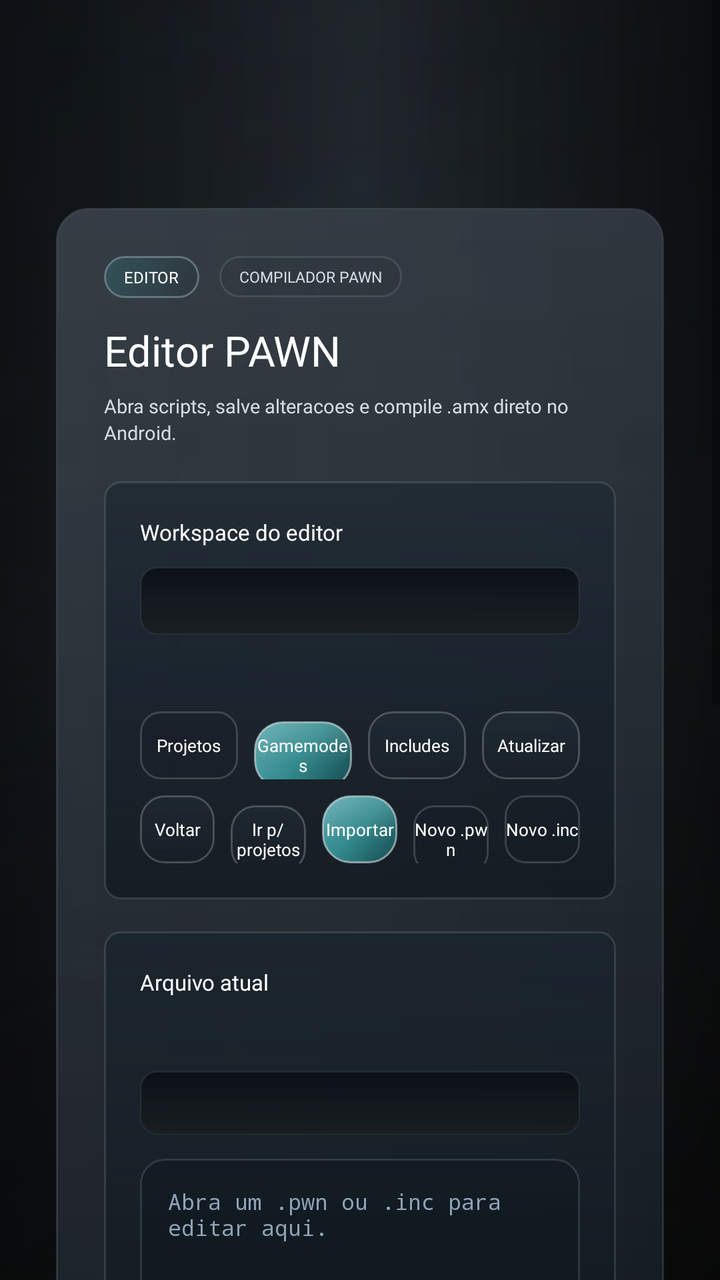
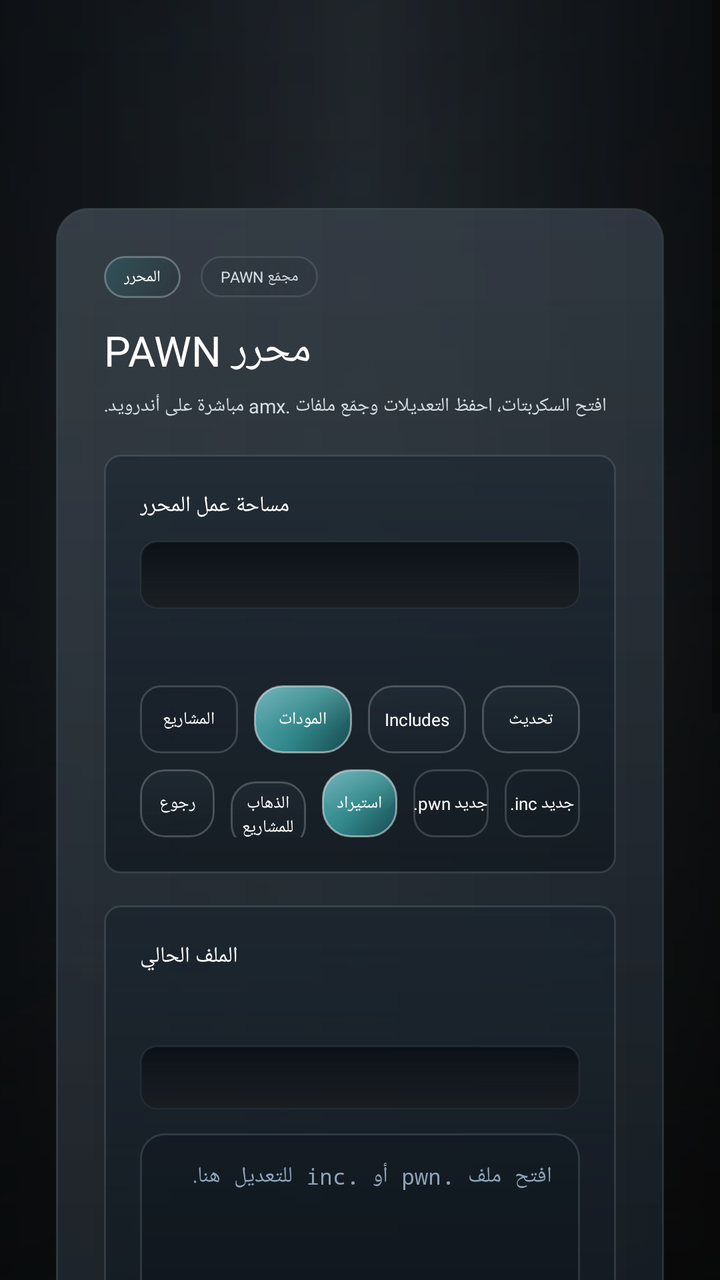

Compare the two renders of this Android layout. The source of the first and the diff that turns it into the second are given below.
<!-- AndroidManifest.xml: application theme Theme.AppCompat.Light.NoActionBar.FullScreen -->
<!-- res/layout/fragment_editor.xml -->
<?xml version="1.0" encoding="utf-8"?>
<FrameLayout xmlns:android="http://schemas.android.com/apk/res/android"
    android:layout_width="match_parent"
    android:layout_height="match_parent">

    <View
        android:layout_width="match_parent"
        android:layout_height="match_parent"
        android:background="@drawable/home_overlay" />

    <ScrollView
        android:layout_width="match_parent"
        android:layout_height="match_parent"
        android:fillViewport="true">

        <LinearLayout
            android:layout_width="match_parent"
            android:layout_height="wrap_content"
            android:gravity="center_horizontal"
            android:orientation="vertical"
            android:paddingStart="28dp"
            android:paddingTop="104dp"
            android:paddingEnd="28dp"
            android:paddingBottom="20dp">

            <LinearLayout
                android:layout_width="match_parent"
                android:layout_height="wrap_content"
                android:background="@drawable/home_panel_surface"
                android:orientation="vertical"
                android:padding="24dp">

                <LinearLayout
                    android:layout_width="match_parent"
                    android:layout_height="wrap_content"
                    android:gravity="center_vertical"
                    android:orientation="horizontal">

                    <TextView
                        android:layout_width="wrap_content"
                        android:layout_height="wrap_content"
                        android:background="@drawable/home_news_badge"
                        android:fontFamily="@font/montserrat_bold"
                        android:paddingStart="10dp"
                        android:paddingTop="5dp"
                        android:paddingEnd="10dp"
                        android:paddingBottom="5dp"
                        android:text="Editor"
                        android:textAllCaps="true"
                        android:textColor="@android:color/white"
                        android:textSize="8sp" />

                    <TextView
                        android:layout_width="wrap_content"
                        android:layout_height="wrap_content"
                        android:layout_marginStart="10dp"
                        android:background="@drawable/launcher_badge_outline"
                        android:fontFamily="@font/montserrat_bold"
                        android:paddingStart="10dp"
                        android:paddingTop="5dp"
                        android:paddingEnd="10dp"
                        android:paddingBottom="5dp"
                        android:text="COMPILADOR PAWN"
                        android:textAllCaps="true"
                        android:textColor="@color/launcher_text_secondary"
                        android:textSize="7.5sp" />
                </LinearLayout>

                <TextView
                    android:layout_width="wrap_content"
                    android:layout_height="wrap_content"
                    android:layout_marginTop="12dp"
                    android:fontFamily="@font/montserrat_black"
                    android:text="Editor PAWN"
                    android:textColor="@android:color/white"
                    android:textSize="21sp" />

                <TextView
                    android:layout_width="wrap_content"
                    android:layout_height="wrap_content"
                    android:layout_marginTop="7dp"
                    android:maxWidth="760dp"
                    android:fontFamily="@font/montserrat_medium"
                    android:lineSpacingExtra="2dp"
                    android:text="Abra scripts, salve alteracoes e compile .amx direto no Android."
                    android:textColor="@color/launcher_text_secondary"
                    android:textSize="9.5sp" />

                <LinearLayout
                    android:layout_width="match_parent"
                    android:layout_height="wrap_content"
                    android:layout_marginTop="18dp"
                    android:background="@drawable/home_server_card_surface"
                    android:orientation="vertical"
                    android:padding="18dp">

                    <TextView
                        android:layout_width="wrap_content"
                        android:layout_height="wrap_content"
                        android:fontFamily="@font/montserrat_bold"
                        android:text="Workspace do editor"
                        android:textColor="@android:color/white"
                        android:textSize="11sp" />

                    <TextView
                        android:id="@+id/editor_compiler_summary"
                        android:layout_width="match_parent"
                        android:layout_height="wrap_content"
                        android:layout_marginTop="10dp"
                        android:background="@drawable/launcher_console_surface"
                        android:fontFamily="monospace"
                        android:paddingStart="12dp"
                        android:paddingTop="11dp"
                        android:paddingEnd="12dp"
                        android:paddingBottom="11dp"
                        android:textColor="#D8E2EC"
                        android:textSize="8.5sp" />

                    <TextView
                        android:id="@+id/editor_current_path"
                        android:layout_width="match_parent"
                        android:layout_height="wrap_content"
                        android:layout_marginTop="12dp"
                        android:fontFamily="@font/montserrat_medium"
                        android:textColor="@color/launcher_text_secondary"
                        android:textSize="9sp" />

                    <LinearLayout
                        android:layout_width="match_parent"
                        android:layout_height="wrap_content"
                        android:layout_marginTop="14dp"
                        android:orientation="horizontal">

                        <TextView
                            android:id="@+id/button_editor_projects"
                            android:layout_width="0dp"
                            android:layout_height="34dp"
                            android:layout_weight="1"
                            android:background="@drawable/home_action_text_button"
                            android:fontFamily="@font/montserrat_bold"
                            android:gravity="center"
                            android:text="Projetos"
                            android:textColor="@android:color/white"
                            android:textSize="8.5sp" />

                        <TextView
                            android:id="@+id/button_editor_gamemodes"
                            android:layout_width="0dp"
                            android:layout_height="34dp"
                            android:layout_marginStart="8dp"
                            android:layout_weight="1"
                            android:background="@drawable/home_server_select_button"
                            android:fontFamily="@font/montserrat_bold"
                            android:gravity="center"
                            android:text="Gamemodes"
                            android:textColor="@android:color/white"
                            android:textSize="8.5sp" />

                        <TextView
                            android:id="@+id/button_editor_includes"
                            android:layout_width="0dp"
                            android:layout_height="34dp"
                            android:layout_marginStart="8dp"
                            android:layout_weight="1"
                            android:background="@drawable/home_action_secondary"
                            android:fontFamily="@font/montserrat_bold"
                            android:gravity="center"
                            android:text="Includes"
                            android:textColor="@android:color/white"
                            android:textSize="8.5sp" />

                        <TextView
                            android:id="@+id/button_editor_refresh"
                            android:layout_width="0dp"
                            android:layout_height="34dp"
                            android:layout_marginStart="8dp"
                            android:layout_weight="1"
                            android:background="@drawable/home_action_secondary"
                            android:fontFamily="@font/montserrat_bold"
                            android:gravity="center"
                            android:text="Atualizar"
                            android:textColor="@android:color/white"
                            android:textSize="8.5sp" />
                    </LinearLayout>

                    <LinearLayout
                        android:layout_width="match_parent"
                        android:layout_height="wrap_content"
                        android:layout_marginTop="8dp"
                        android:orientation="horizontal">

                        <TextView
                            android:id="@+id/button_editor_back"
                            android:layout_width="0dp"
                            android:layout_height="34dp"
                            android:layout_weight="1"
                            android:background="@drawable/home_action_secondary"
                            android:fontFamily="@font/montserrat_bold"
                            android:gravity="center"
                            android:text="Voltar"
                            android:textColor="@android:color/white"
                            android:textSize="8.5sp" />

                        <TextView
                            android:id="@+id/button_editor_root"
                            android:layout_width="0dp"
                            android:layout_height="34dp"
                            android:layout_marginStart="8dp"
                            android:layout_weight="1"
                            android:background="@drawable/home_action_secondary"
                            android:fontFamily="@font/montserrat_bold"
                            android:gravity="center"
                            android:text="Ir p/ projetos"
                            android:textColor="@android:color/white"
                            android:textSize="8.5sp" />

                        <TextView
                            android:id="@+id/button_editor_import"
                            android:layout_width="0dp"
                            android:layout_height="34dp"
                            android:layout_marginStart="8dp"
                            android:layout_weight="1"
                            android:background="@drawable/home_server_select_button"
                            android:fontFamily="@font/montserrat_bold"
                            android:gravity="center"
                            android:text="Importar"
                            android:textColor="@android:color/white"
                            android:textSize="8.5sp" />

                        <TextView
                            android:id="@+id/button_editor_new_script"
                            android:layout_width="0dp"
                            android:layout_height="34dp"
                            android:layout_marginStart="8dp"
                            android:layout_weight="1"
                            android:background="@drawable/home_action_text_button"
                            android:fontFamily="@font/montserrat_bold"
                            android:gravity="center"
                            android:text="Novo .pwn"
                            android:textColor="@android:color/white"
                            android:textSize="8.5sp" />

                        <TextView
                            android:id="@+id/button_editor_new_include"
                            android:layout_width="0dp"
                            android:layout_height="34dp"
                            android:layout_marginStart="8dp"
                            android:layout_weight="1"
                            android:background="@drawable/home_action_text_button"
                            android:fontFamily="@font/montserrat_bold"
                            android:gravity="center"
                            android:text="Novo .inc"
                            android:textColor="@android:color/white"
                            android:textSize="8.5sp" />
                    </LinearLayout>
                </LinearLayout>

                <LinearLayout
                    android:layout_width="match_parent"
                    android:layout_height="wrap_content"
                    android:layout_marginTop="16dp"
                    android:background="@drawable/home_server_option_default"
                    android:orientation="vertical"
                    android:padding="18dp">

                    <TextView
                        android:layout_width="wrap_content"
                        android:layout_height="wrap_content"
                        android:fontFamily="@font/montserrat_bold"
                        android:text="Arquivo atual"
                        android:textColor="@android:color/white"
                        android:textSize="11sp" />

                    <TextView
                        android:id="@+id/editor_current_file_name"
                        android:layout_width="match_parent"
                        android:layout_height="wrap_content"
                        android:layout_marginTop="10dp"
                        android:fontFamily="@font/montserrat_bold"
                        android:textColor="@android:color/white"
                        android:textSize="14sp" />

                    <TextView
                        android:id="@+id/editor_current_file_path"
                        android:layout_width="match_parent"
                        android:layout_height="wrap_content"
                        android:layout_marginTop="8dp"
                        android:background="@drawable/launcher_console_surface"
                        android:fontFamily="monospace"
                        android:paddingStart="12dp"
                        android:paddingTop="10dp"
                        android:paddingEnd="12dp"
                        android:paddingBottom="10dp"
                        android:textColor="#D8E2EC"
                        android:textSize="8.5sp" />

                    <EditText
                        android:id="@+id/editor_input"
                        android:layout_width="match_parent"
                        android:layout_height="260dp"
                        android:layout_marginTop="12dp"
                        android:background="@drawable/launcher_field_surface_dark"
                        android:fontFamily="monospace"
                        android:gravity="top|start"
                        android:hint="Abra um .pwn ou .inc para editar aqui."
                        android:inputType="textMultiLine|textCapSentences|textNoSuggestions"
                        android:overScrollMode="ifContentScrolls"
                        android:padding="14dp"
                        android:scrollHorizontally="true"
                        android:textColor="@android:color/white"
                        android:textColorHint="#8EA3B8"
                        android:textSize="11sp" />

                    <LinearLayout
                        android:layout_width="match_parent"
                        android:layout_height="wrap_content"
                        android:layout_marginTop="12dp"
                        android:orientation="horizontal">

                        <TextView
                            android:id="@+id/button_editor_save"
                            android:layout_width="0dp"
                            android:layout_height="36dp"
                            android:layout_weight="1"
                            android:background="@drawable/home_action_text_button"
                            android:fontFamily="@font/montserrat_bold"
                            android:gravity="center"
                            android:text="Salvar"
                            android:textColor="@android:color/white"
                            android:textSize="8.8sp" />

                        <TextView
                            android:id="@+id/button_editor_compile"
                            android:layout_width="0dp"
                            android:layout_height="36dp"
                            android:layout_marginStart="8dp"
                            android:layout_weight="1"
                            android:background="@drawable/home_server_select_button"
                            android:fontFamily="@font/montserrat_bold"
                            android:gravity="center"
                            android:text="Compilar .pwn"
                            android:textColor="@android:color/white"
                            android:textSize="8.8sp" />
                    </LinearLayout>
                </LinearLayout>

                <LinearLayout
                    android:layout_width="match_parent"
                    android:layout_height="wrap_content"
                    android:layout_marginTop="16dp"
                    android:background="@drawable/home_server_card_surface"
                    android:orientation="vertical"
                    android:padding="18dp">

                    <TextView
                        android:layout_width="wrap_content"
                        android:layout_height="wrap_content"
                        android:fontFamily="@font/montserrat_bold"
                        android:text="Console do compilador"
                        android:textColor="@android:color/white"
                        android:textSize="11sp" />

                    <TextView
                        android:id="@+id/editor_compile_output"
                        android:layout_width="match_parent"
                        android:layout_height="wrap_content"
                        android:layout_marginTop="10dp"
                        android:background="@drawable/launcher_console_surface"
                        android:fontFamily="monospace"
                        android:minHeight="120dp"
                        android:paddingStart="12dp"
                        android:paddingTop="12dp"
                        android:paddingEnd="12dp"
                        android:paddingBottom="12dp"
                        android:text="O resultado da compilacao vai aparecer aqui."
                        android:textColor="#D8E2EC"
                        android:textSize="8.8sp" />
                </LinearLayout>

                <TextView
                    android:id="@+id/editor_empty_state"
                    android:layout_width="match_parent"
                    android:layout_height="wrap_content"
                    android:layout_marginTop="16dp"
                    android:background="@drawable/launcher_console_surface"
                    android:fontFamily="@font/montserrat_medium"
                    android:padding="16dp"
                    android:text="Esta pasta ainda nao tem scripts ou includes visiveis."
                    android:textColor="@color/launcher_text_secondary"
                    android:textSize="10sp"
                    android:visibility="gone" />

                <LinearLayout
                    android:id="@+id/editor_files_list_container"
                    android:layout_width="match_parent"
                    android:layout_height="wrap_content"
                    android:layout_marginTop="16dp"
                    android:orientation="vertical" />
            </LinearLayout>
        </LinearLayout>
    </ScrollView>

</FrameLayout>
<!-- resources referenced by this layout -->
<resources>
  <color name="launcher_text_secondary">#D4DEE4</color>
  <!-- drawable home_action_secondary (drawable) -->
  <?xml version="1.0" encoding="utf-8"?>
  <shape xmlns:android="http://schemas.android.com/apk/res/android"
      android:shape="rectangle">
      <gradient
          android:angle="270"
          android:startColor="#2E344450"
          android:endColor="#151A222A" />
      <corners android:radius="12dp" />
      <stroke
          android:width="1dp"
          android:color="#36FFFFFF" />
  </shape>
  <!-- drawable home_action_text_button (drawable) -->
  <?xml version="1.0" encoding="utf-8"?>
  <shape xmlns:android="http://schemas.android.com/apk/res/android"
      android:shape="rectangle">
      <solid android:color="#140F141A" />
      <corners android:radius="10dp" />
      <stroke
          android:width="1dp"
          android:color="#2AFFFFFF" />
  </shape>
  <!-- drawable home_news_badge (drawable) -->
  <?xml version="1.0" encoding="utf-8"?>
  <shape xmlns:android="http://schemas.android.com/apk/res/android"
      android:shape="rectangle">
      <gradient
          android:angle="315"
          android:startColor="#6C2D6F73"
          android:endColor="#33192325" />
      <corners android:radius="10dp" />
      <stroke
          android:width="1dp"
          android:color="#5DBBD4D5" />
  </shape>
  <!-- drawable home_server_card_surface (drawable) -->
  <?xml version="1.0" encoding="utf-8"?>
  <shape xmlns:android="http://schemas.android.com/apk/res/android"
      android:shape="rectangle">
      <gradient
          android:angle="270"
          android:startColor="@color/launcher_card_top"
          android:centerColor="#C816202A"
          android:endColor="@color/launcher_card_bottom" />
      <corners android:radius="8dp" />
      <stroke
          android:width="1dp"
          android:color="@color/launcher_border_soft" />
  </shape>
  <!-- drawable launcher_badge_outline (drawable) -->
  <?xml version="1.0" encoding="utf-8"?>
  <shape xmlns:android="http://schemas.android.com/apk/res/android"
      android:shape="rectangle">
      <gradient
          android:angle="0"
          android:startColor="#221D2931"
          android:endColor="#120D1218" />
      <corners android:radius="10dp" />
      <stroke
          android:width="1dp"
          android:color="@color/launcher_border_soft" />
  </shape>
  <!-- drawable launcher_field_surface_dark (drawable) -->
  <?xml version="1.0" encoding="utf-8"?>
  <shape xmlns:android="http://schemas.android.com/apk/res/android"
      android:shape="rectangle">
      <gradient
          android:angle="270"
          android:startColor="#C9121A22"
          android:endColor="#D2070B0F" />
      <corners android:radius="12dp" />
      <stroke
          android:width="1dp"
          android:color="@color/launcher_border_soft" />
  </shape>
  <style name="Theme.AppCompat.Light.NoActionBar.FullScreen" parent="@style/Theme.AppCompat.Light.NoActionBar">
          <item name="android:windowNoTitle">true</item>
          <item name="android:windowActionBar">false</item>
          <item name="android:windowFullscreen">true</item>
          <item name="android:windowContentOverlay">@null</item>
          <item name="android:windowLayoutInDisplayCutoutMode">shortEdges</item>
      </style>
  <color name="launcher_panel_top">#E71B242D</color>
  <color name="launcher_panel_bottom">#D00A0F14</color>
  <color name="launcher_border_soft">#42798A91</color>
  <color name="launcher_card_top">#DA202A33</color>
  <color name="launcher_card_bottom">#C010171E</color>
  <color name="launcher_accent_teal">#32898C</color>
  <color name="launcher_accent_teal_dark">#174A4F</color>
  <!-- unchanged entries left out for length: 5 -->
</resources>

<!-- the commit's change to res/layout/fragment_editor.xml (unified diff, before → after) -->
@@ -45,7 +45,7 @@
                         android:paddingTop="5dp"
                         android:paddingEnd="10dp"
                         android:paddingBottom="5dp"
-                        android:text="Editor"
+                        android:text="المحرر"
                         android:textAllCaps="true"
                         android:textColor="@android:color/white"
                         android:textSize="8sp" />
@@ -60,7 +60,7 @@
                         android:paddingTop="5dp"
                         android:paddingEnd="10dp"
                         android:paddingBottom="5dp"
-                        android:text="COMPILADOR PAWN"
+                        android:text="مجمّع PAWN"
                         android:textAllCaps="true"
                         android:textColor="@color/launcher_text_secondary"
                         android:textSize="7.5sp" />
@@ -71,7 +71,7 @@
                     android:layout_height="wrap_content"
                     android:layout_marginTop="12dp"
                     android:fontFamily="@font/montserrat_black"
-                    android:text="Editor PAWN"
+                    android:text="محرر PAWN"
                     android:textColor="@android:color/white"
                     android:textSize="21sp" />
 
@@ -82,7 +82,7 @@
                     android:maxWidth="760dp"
                     android:fontFamily="@font/montserrat_medium"
                     android:lineSpacingExtra="2dp"
-                    android:text="Abra scripts, salve alteracoes e compile .amx direto no Android."
+                    android:text="افتح السكربتات، احفظ التعديلات وجمّع ملفات .amx مباشرة على أندرويد."
                     android:textColor="@color/launcher_text_secondary"
                     android:textSize="9.5sp" />
 
@@ -98,7 +98,7 @@
                         android:layout_width="wrap_content"
                         android:layout_height="wrap_content"
                         android:fontFamily="@font/montserrat_bold"
-                        android:text="Workspace do editor"
+                        android:text="مساحة عمل المحرر"
                         android:textColor="@android:color/white"
                         android:textSize="11sp" />
 
@@ -139,7 +139,7 @@
                             android:background="@drawable/home_action_text_button"
                             android:fontFamily="@font/montserrat_bold"
                             android:gravity="center"
-                            android:text="Projetos"
+                            android:text="المشاريع"
                             android:textColor="@android:color/white"
                             android:textSize="8.5sp" />
 
@@ -152,7 +152,7 @@
                             android:background="@drawable/home_server_select_button"
                             android:fontFamily="@font/montserrat_bold"
                             android:gravity="center"
-                            android:text="Gamemodes"
+                            android:text="المودات"
                             android:textColor="@android:color/white"
                             android:textSize="8.5sp" />
 
@@ -178,7 +178,7 @@
                             android:background="@drawable/home_action_secondary"
                             android:fontFamily="@font/montserrat_bold"
                             android:gravity="center"
-                            android:text="Atualizar"
+                            android:text="تحديث"
                             android:textColor="@android:color/white"
                             android:textSize="8.5sp" />
                     </LinearLayout>
@@ -197,7 +197,7 @@
                             android:background="@drawable/home_action_secondary"
                             android:fontFamily="@font/montserrat_bold"
                             android:gravity="center"
-                            android:text="Voltar"
+                            android:text="رجوع"
                             android:textColor="@android:color/white"
                             android:textSize="8.5sp" />
 
@@ -210,7 +210,7 @@
                             android:background="@drawable/home_action_secondary"
                             android:fontFamily="@font/montserrat_bold"
                             android:gravity="center"
-                            android:text="Ir p/ projetos"
+                            android:text="الذهاب للمشاريع"
                             android:textColor="@android:color/white"
                             android:textSize="8.5sp" />
 
@@ -223,7 +223,7 @@
                             android:background="@drawable/home_server_select_button"
                             android:fontFamily="@font/montserrat_bold"
                             android:gravity="center"
-                            android:text="Importar"
+                            android:text="استيراد"
                             android:textColor="@android:color/white"
                             android:textSize="8.5sp" />
 
@@ -236,7 +236,7 @@
                             android:background="@drawable/home_action_text_button"
                             android:fontFamily="@font/montserrat_bold"
                             android:gravity="center"
-                            android:text="Novo .pwn"
+                            android:text=".pwn جديد"
                             android:textColor="@android:color/white"
                             android:textSize="8.5sp" />
 
@@ -249,7 +249,7 @@
                             android:background="@drawable/home_action_text_button"
                             android:fontFamily="@font/montserrat_bold"
                             android:gravity="center"
-                            android:text="Novo .inc"
+                            android:text=".inc جديد"
                             android:textColor="@android:color/white"
                             android:textSize="8.5sp" />
                     </LinearLayout>
@@ -267,7 +267,7 @@
                         android:layout_width="wrap_content"
                         android:layout_height="wrap_content"
                         android:fontFamily="@font/montserrat_bold"
-                        android:text="Arquivo atual"
+                        android:text="الملف الحالي"
                         android:textColor="@android:color/white"
                         android:textSize="11sp" />
 
@@ -302,7 +302,7 @@
                         android:background="@drawable/launcher_field_surface_dark"
                         android:fontFamily="monospace"
                         android:gravity="top|start"
-                        android:hint="Abra um .pwn ou .inc para editar aqui."
+                        android:hint="افتح ملف .pwn أو .inc للتعديل هنا."
                         android:inputType="textMultiLine|textCapSentences|textNoSuggestions"
                         android:overScrollMode="ifContentScrolls"
                         android:padding="14dp"
@@ -325,7 +325,7 @@
                             android:background="@drawable/home_action_text_button"
                             android:fontFamily="@font/montserrat_bold"
                             android:gravity="center"
-                            android:text="Salvar"
+                            android:text="حفظ"
                             android:textColor="@android:color/white"
                             android:textSize="8.8sp" />
 
@@ -338,7 +338,7 @@
                             android:background="@drawable/home_server_select_button"
                             android:fontFamily="@font/montserrat_bold"
                             android:gravity="center"
-                            android:text="Compilar .pwn"
+                            android:text="تجميع .pwn"
                             android:textColor="@android:color/white"
                             android:textSize="8.8sp" />
                     </LinearLayout>
@@ -356,7 +356,7 @@
                         android:layout_width="wrap_content"
                         android:layout_height="wrap_content"
                         android:fontFamily="@font/montserrat_bold"
-                        android:text="Console do compilador"
+                        android:text="وحدة تحكم المجمّع"
                         android:textColor="@android:color/white"
                         android:textSize="11sp" />
 
@@ -372,7 +372,7 @@
                         android:paddingTop="12dp"
                         android:paddingEnd="12dp"
                         android:paddingBottom="12dp"
-                        android:text="O resultado da compilacao vai aparecer aqui."
+                        android:text="ستظهر نتيجة التجميع هنا."
                         android:textColor="#D8E2EC"
                         android:textSize="8.8sp" />
                 </LinearLayout>
@@ -385,7 +385,7 @@
                     android:background="@drawable/launcher_console_surface"
                     android:fontFamily="@font/montserrat_medium"
                     android:padding="16dp"
-                    android:text="Esta pasta ainda nao tem scripts ou includes visiveis."
+                    android:text="هذا المجلد لا يحتوي على سكربتات أو includes ظاهرة بعد."
                     android:textColor="@color/launcher_text_secondary"
                     android:textSize="10sp"
                     android:visibility="gone" />
